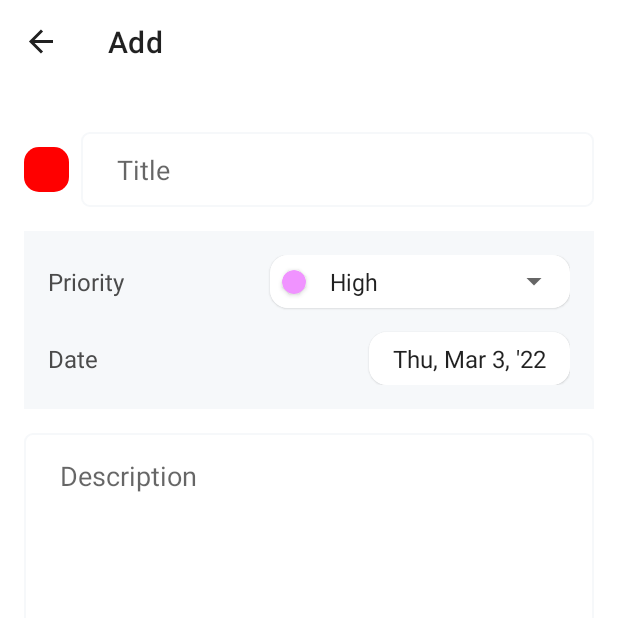
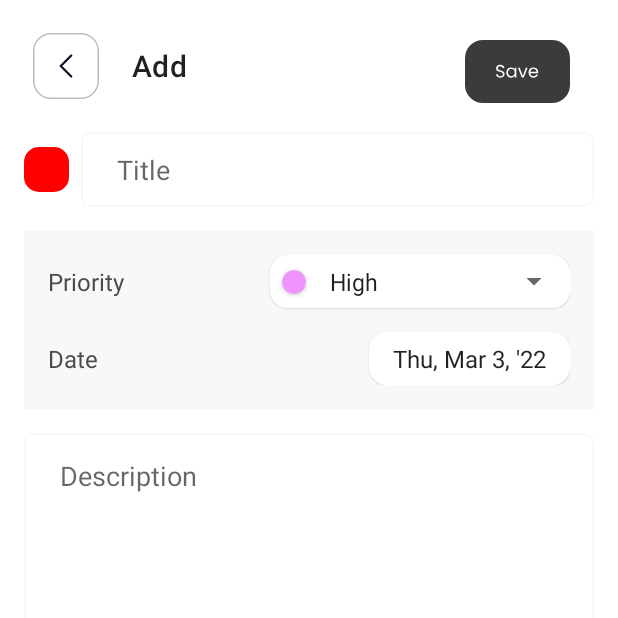
Before and after one commit to salehrashid/NoteApp, an Android app: the AddFragment screen opened through its navigation route, on a phone screen of 412 x 824 dp, the top half of it. Run offline under Robolectric (Android 15) with nearby library versions, the phone set to English and light mode, and no system bars; our stand-ins replace navigation-ui.

Commit message:
action bar removed

```diff
--- a/app/src/main/AndroidManifest.xml
+++ b/app/src/main/AndroidManifest.xml
@@ -11,7 +11,9 @@
         android:theme="@style/Theme.NotesApp">
         <activity
             android:name=".MainActivity"
-            android:exported="true">
+            android:exported="true"
+            android:theme="@style/NoActionBar">
+
             <intent-filter>
                 <action android:name="android.intent.action.MAIN" />
 
--- a/app/src/main/java/com/app/notesapp/MainActivity.kt
+++ b/app/src/main/java/com/app/notesapp/MainActivity.kt
@@ -1,4 +1,5 @@
 package com.app.notesapp
+
 import android.os.Bundle
 import androidx.appcompat.app.AppCompatActivity
 import androidx.navigation.findNavController
@@ -10,14 +11,6 @@ class MainActivity : AppCompatActivity() {
     override fun onCreate(savedInstanceState: Bundle?) {
         super.onCreate(savedInstanceState)
         setContentView(R.layout.activity_main)
-        supportActionBar?.elevation = 0F
-
-        val navHostFragment = supportFragmentManager.findFragmentById(R.id.nav_host_fragment_container) as NavHostFragment?
-
-        if (navHostFragment != null){
-            val appBarConfiguration = AppBarConfiguration(navHostFragment.navController.graph)
-            setupActionBarWithNavController(navHostFragment.navController, appBarConfiguration)
-        }
     }
 
     override fun onSupportNavigateUp(): Boolean {
--- a/app/src/main/java/com/app/notesapp/presentation/add/AddFragment.kt
+++ b/app/src/main/java/com/app/notesapp/presentation/add/AddFragment.kt
@@ -1,13 +1,22 @@
 package com.app.notesapp.presentation.add
 
 import android.os.Bundle
+import android.view.*
+import android.widget.Toast
+import androidx.appcompat.widget.AppCompatImageButton
 import androidx.fragment.app.Fragment
-import android.view.LayoutInflater
-import android.view.View
-import android.view.ViewGroup
+import androidx.navigation.fragment.findNavController
+import androidx.navigation.ui.AppBarConfiguration
+import androidx.navigation.ui.setupWithNavController
+import com.app.notesapp.MainActivity
 import com.app.notesapp.R
+import com.app.notesapp.databinding.FragmentAddBinding
 
 class AddFragment : Fragment() {
+
+    private var _binding: FragmentAddBinding? = null
+    private val binding get() = _binding as FragmentAddBinding
+
     override fun onCreate(savedInstanceState: Bundle?) {
         super.onCreate(savedInstanceState)
     }
@@ -16,7 +25,52 @@ class AddFragment : Fragment() {
         inflater: LayoutInflater, container: ViewGroup?,
         savedInstanceState: Bundle?
     ): View? {
+        _binding = FragmentAddBinding.inflate(layoutInflater)
         // Inflate the layout for this fragment
-        return inflater.inflate(R.layout.fragment_add, container, false)
+        return binding.root
     }
+
+    override fun onViewCreated(view: View, savedInstanceState: Bundle?) {
+        super.onViewCreated(view, savedInstanceState)
+
+        setHasOptionsMenu(true)
+
+        val navController = findNavController()
+        val appBarConfiguration = AppBarConfiguration(navController.graph)
+
+        binding.toolbarAdd.apply {
+            setupWithNavController(navController, appBarConfiguration)
+            (requireActivity() as MainActivity).setSupportActionBar(this)
+            navController.addOnDestinationChangedListener{_, destination, _->
+                when (destination.id){
+                    R.id.addFragment -> this.setNavigationIcon(R.drawable.ic_left_arrow)
+                }
+            }
+        }
+    }
+
+    override fun onCreateOptionsMenu(menu: Menu, inflater: MenuInflater) {
+        super.onCreateOptionsMenu(menu, inflater)
+        inflater.inflate(R.menu.menu_save, menu)
+        val item = menu.findItem(R.id.menu_save)
+        item.actionView.findViewById<AppCompatImageButton>(R.id.btn_save).setOnClickListener {
+            findNavController().navigate(R.id.action_addFragment_to_homeFragrment)
+            Toast.makeText(context, "Successfully Add Note", Toast.LENGTH_LONG).show()
+        }
+    }
+
+    override fun onDestroyView() {
+        super.onDestroyView()
+        _binding = null
+    }
+
+//    override fun onOptionsItemSelected(item: MenuItem): Boolean {
+//        when(item.itemId){
+//            R.id.menu_save ->{
+//                findNavController().navigate(R.id.action_addFragment_to_homeFragrment)
+//                Toast.makeText(context, "Successfully Add Note", Toast.LENGTH_LONG).show()
+//            }
+//        }
+//        return super.onOptionsItemSelected(item)
+//    }
 }
--- a/app/src/main/java/com/app/notesapp/presentation/home/HomeFragrment.kt
+++ b/app/src/main/java/com/app/notesapp/presentation/home/HomeFragrment.kt
@@ -1,13 +1,19 @@
 package com.app.notesapp.presentation.home
 
 import android.os.Bundle
+import android.view.*
 import androidx.fragment.app.Fragment
-import android.view.LayoutInflater
-import android.view.View
-import android.view.ViewGroup
+import androidx.navigation.fragment.findNavController
+import androidx.navigation.ui.AppBarConfiguration
+import androidx.navigation.ui.setupWithNavController
+import com.app.notesapp.MainActivity
 import com.app.notesapp.R
+import com.app.notesapp.databinding.FragmentHomeBinding
 
 class HomeFragrment : Fragment() {
+    private var _binding: FragmentHomeBinding? = null
+    private val binding get() = _binding as FragmentHomeBinding
+
     override fun onCreate(savedInstanceState: Bundle?) {
         super.onCreate(savedInstanceState)
     }
@@ -17,6 +23,33 @@ class HomeFragrment : Fragment() {
         savedInstanceState: Bundle?
     ): View? {
         // Inflate the layout for this fragment
-        return inflater.inflate(R.layout.fragment_home, container, false)
+        _binding = FragmentHomeBinding.inflate(layoutInflater)
+        return binding.root
+    }
+
+    override fun onViewCreated(view: View, savedInstanceState: Bundle?) {
+        super.onViewCreated(view, savedInstanceState)
+        setHasOptionsMenu(true)
+
+        val navController = findNavController()
+        val appBarConfiguration = AppBarConfiguration(navController.graph)
+        binding.toolbarHome.apply {
+            setupWithNavController(navController, appBarConfiguration)
+            (requireActivity() as MainActivity).setSupportActionBar(this)
+        }
+
+        binding.fab.setOnClickListener {
+            findNavController().navigate(R.id.action_homeFragrment_to_addFragment2)
+        }
+    }
+
+    override fun onCreateOptionsMenu(menu: Menu, inflater: MenuInflater) {
+        super.onCreateOptionsMenu(menu, inflater)
+        inflater.inflate(R.menu.menu_home, menu)
+    }
+
+    override fun onDestroyView() {
+        super.onDestroyView()
+         _binding = null
     }
 }
--- a/app/src/main/res/layout/fragment_add.xml
+++ b/app/src/main/res/layout/fragment_add.xml
@@ -7,11 +7,11 @@
     android:padding="16dp"
     tools:context=".presentation.add.AddFragment">
 
-<!--    <com.google.android.material.appbar.MaterialToolbar-->
-<!--        android:id="@+id/toolbar_add"-->
-<!--        android:layout_width="match_parent"-->
-<!--        android:layout_height="wrap_content"-->
-<!--        app:layout_constraintTop_toTopOf="parent" />-->
+    <com.google.android.material.appbar.MaterialToolbar
+        android:id="@+id/toolbar_add"
+        android:layout_width="match_parent"
+        android:layout_height="wrap_content"
+        app:layout_constraintTop_toTopOf="parent" />
 
     <View
         android:id="@+id/view"
@@ -37,8 +37,7 @@
         android:paddingEnd="24dp"
         app:layout_constraintEnd_toEndOf="parent"
         app:layout_constraintStart_toEndOf="@+id/view"
-        app:layout_constraintTop_toTopOf="parent"/>
-<!--        app:layout_constraintTop_toBottomOf="@id/toolbar_add" />-->
+        app:layout_constraintTop_toBottomOf="@id/toolbar_add" />
 
     <androidx.constraintlayout.widget.ConstraintLayout
         android:id="@+id/view_2"
--- a/app/src/main/res/layout/fragment_home.xml
+++ b/app/src/main/res/layout/fragment_home.xml
@@ -40,7 +40,6 @@
         android:id="@+id/img_no_data"
         android:layout_width="wrap_content"
         android:layout_height="wrap_content"
-
         android:src="@drawable/ic_no_notes"
         android:visibility="visible"
         app:layout_constraintBottom_toBottomOf="@+id/rv_notes"
@@ -48,20 +47,4 @@
         app:layout_constraintStart_toStartOf="parent"
         app:layout_constraintTop_toTopOf="parent" />
 
-    <Button
-        android:id="@+id/btn_nav_update"
-        android:layout_width="wrap_content"
-        android:layout_height="wrap_content"
-        android:background="@android:color/transparent"
-        android:clickable="true"
-        android:focusable="true"
-        android:text="Go To Update Fragment"
-        android:textAllCaps="false"
-        android:textColor="@color/black"
-        app:layout_constraintVertical_bias="0.8"
-        app:layout_constraintBottom_toBottomOf="parent"
-        app:layout_constraintEnd_toEndOf="parent"
-        app:layout_constraintStart_toStartOf="parent"
-        app:layout_constraintTop_toTopOf="parent" />
-
 </androidx.constraintlayout.widget.ConstraintLayout>
--- /dev/null
+++ b/app/src/main/res/menu/menu_home.xml
@@ -0,0 +1,29 @@
+<?xml version="1.0" encoding="utf-8"?>
+<menu xmlns:android="http://schemas.android.com/apk/res/android"
+    xmlns:app="http://schemas.android.com/apk/res-auto">
+    <item
+        android:id="@+id/menu_search"
+        android:icon="@drawable/ic_search"
+        android:title="@string/txt_search"
+        app:actionViewClass="androidx.appcompat.widget.SearchView"
+        app:showAsAction="ifRoom" />
+
+    <item
+        android:id="@+id/menu_sort"
+        android:icon="@drawable/ic_sort"
+        android:title="@string/txt_sort"
+        app:showAsAction="ifRoom">
+        <menu>
+            <item
+                android:id="@+id/menu_priority_high"
+                android:title="@string/txt_priority_high" />
+            <item
+                android:id="@+id/menu_priority_low"
+                android:title="@string/txt_priority_low" />
+        </menu>
+    </item>
+    <item
+        android:id="@+id/menu_delete"
+        android:title="@string/txt_delete_all"
+        app:showAsAction="never" />
+</menu>
--- /dev/null
+++ b/app/src/main/res/menu/menu_save.xml
@@ -0,0 +1,9 @@
+<?xml version="1.0" encoding="utf-8"?>
+<menu xmlns:android="http://schemas.android.com/apk/res/android"
+    xmlns:app="http://schemas.android.com/apk/res-auto">
+    <item
+        android:id="@+id/menu_save"
+        app:actionLayout="@layout/layout_menu_save"
+        android:title="@string/txt_save"
+        app:showAsAction="ifRoom" />
+</menu>
--- a/app/src/main/res/values/strings.xml
+++ b/app/src/main/res/values/strings.xml
@@ -11,4 +11,10 @@
     <string name="txt_add">Add</string>
     <string name="txt_update">Update</string>
     <string name="txt_detail">Detail</string>
+    <string name="txt_search">search</string>
+    <string name="txt_sort">sort</string>
+    <string name="txt_priority_low">Priority low</string>
+    <string name="txt_priority_high">Priority high</string>
+    <string name="txt_delete_all">Delete All</string>
+    <string name="txt_save">Save</string>
 </resources>
--- a/app/src/main/res/values/themes.xml
+++ b/app/src/main/res/values/themes.xml
@@ -32,4 +32,8 @@
     <style name="ActionBarStyle" parent="android:Widget.ActionBar">
         <item name="background">@color/white</item>
     </style>
+    <style name="NoActionBar" parent="Theme.NotesApp">
+        <item name="windowActionBar">false</item>
+        <item name="windowNoTitle">true</item>
+    </style>
 </resources>
```
